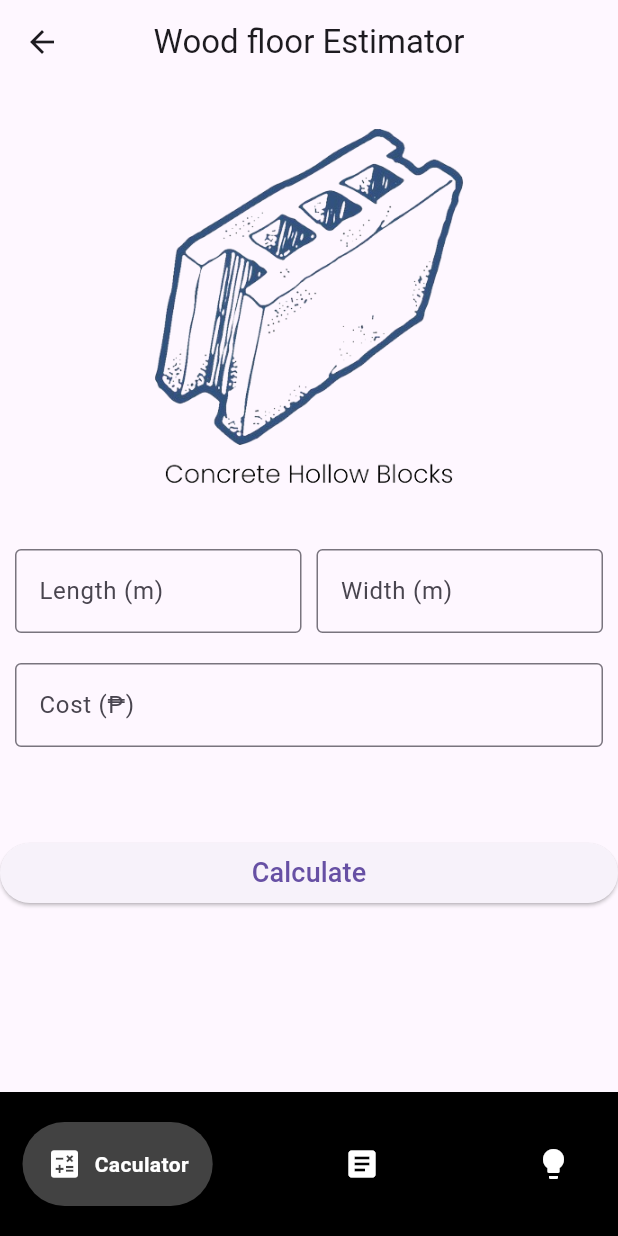
After one commit to Kazuto-dev/thesismob, a Flutter app: the woodFloorPages screen opened by its route, after a tap on "Calculate", on a phone screen of 412 x 824 dp. The commit adds this screen. Run offline on Flutter 3.47's test engine with Material 3 defaults, Android fonts, the phone set to English and light mode, and no system bars; drawn by our look-alikes of google_nav_bar; missing offline and left inert: googleapis, gsheets; key blocks and very long unbroken strings in the code were emptied for the run.

Commit message:
changes 17/01/24 [minor updates]

```diff
--- a/lib/frames/Mains/Architectural.dart
+++ b/lib/frames/Mains/Architectural.dart
@@ -5,7 +5,7 @@ import 'package:flutter/material.dart';
 List<String> architecturalMaterials = [
   "Paint",
   "Foam Insulation",
-  "Material 3",
+  "Wood Floor",
   "Material 4",
 ];
 
@@ -41,8 +41,8 @@ class architectural extends StatelessWidget {
                 Navigator.pushNamed(context, '/insulationPages');
                 //
                 break;
-              case "Tiles":
-                Navigator.pushNamed(context, '/tiles');
+              case "Wood Floor":
+                Navigator.pushNamed(context, '/woodfloorPages');
                 break;
               case "Roof":
                 Navigator.pushNamed(context, '/roof');
--- /dev/null
+++ b/lib/frames/woodFloor/woodfloor.dart
@@ -0,0 +1,147 @@
+import 'package:flutter/material.dart';
+import 'package:google_nav_bar/google_nav_bar.dart';
+import 'package:thesismob/frames/Mains/calculationHistory.dart';
+import 'package:thesismob/frames/Mains/historyClass.dart';
+
+class woodFloor extends StatefulWidget {
+  const woodFloor({Key? key}) : super(key: key);
+
+  @override
+  State<woodFloor> createState() => _woodFloorState();
+}
+
+class _woodFloorState extends State<woodFloor> {
+  TextEditingController lengthController = TextEditingController();
+  TextEditingController widthController = TextEditingController();
+  TextEditingController costController = TextEditingController();
+  @override
+  Widget build(BuildContext context) {
+    return Scaffold(
+      appBar: AppBar(
+        title: Text("Wood floor Estimator"),
+        centerTitle: true,
+        leading: IconButton(
+          icon: Icon(Icons.arrow_back),
+          onPressed: () {
+            Navigator.pushNamed(context, '/arch');
+          },
+        ),
+      ),
+      body: SingleChildScrollView(
+        child: Center(
+          child: Column(
+            mainAxisAlignment: MainAxisAlignment.start,
+            children: [
+              Image.asset(
+                'lib/assets/logos/Logo4.png',
+                width: 300,
+                height: 300,
+                fit: BoxFit.cover,
+              ),
+              Padding(
+                padding: EdgeInsets.all(10.0),
+                child: Row(
+                  children: [
+                    Expanded(
+                      child: TextField(
+                        controller: lengthController,
+                        keyboardType: TextInputType.number,
+                        decoration: InputDecoration(
+                          border: OutlineInputBorder(),
+                          labelText: 'Length (m)',
+                          hintText: "Enter Length (m)",
+                        ),
+                      ),
+                    ),
+                    SizedBox(width: 10),
+                    Expanded(
+                      child: TextField(
+                        controller: widthController,
+                        keyboardType: TextInputType.number,
+                        decoration: InputDecoration(
+                          border: OutlineInputBorder(),
+                          labelText: "Width (m)",
+                          hintText: "Enter Width (m)",
+                        ),
+                      ),
+                    ),
+                  ],
+                ),
+              ),
+              Padding(
+                padding: EdgeInsets.all(10.0),
+                child: Row(
+                  children: [
+                    Expanded(
+                      child: TextField(
+                        controller: costController,
+                        keyboardType: TextInputType.number,
+                        decoration: InputDecoration(
+                          border: OutlineInputBorder(),
+                          labelText: 'Cost (₱)',
+                          hintText: "Enter Cost (₱)",
+                        ),
+                      ),
+                    ),
+                  ],
+                ),
+              ),
+              Container(
+                margin: EdgeInsets.only(top: 50.0),
+                child: ElevatedButton(
+                  onPressed: () {
+                    double calculate() {
+                      double length = double.parse(lengthController.text);
+                      double width = double.parse(widthController.text);
+                      double cost = double.parse(costController.text);
+
+                      double area = length * width;
+                      print("Area: $area");
+
+                      // Round up to the nearest whole number for the CHB needed
+                      double totalcost = area * cost;
+                      print("Area: $totalcost");
+
+                      CalculationHistoryEntry entry = CalculationHistoryEntry(
+                        date: DateTime.now(),
+                        calculatorType: "Flooring Estimator",
+                        material: "Wood Flooring",
+                        area: area.toString() + "m²",
+                        quantity: totalcost.toString() + "₱",
+                      );
+
+                      CalculationHistory.addEntry(entry);
+
+                      // Navigate to the output page with the calculated values
+                      Navigator.pushNamed(
+                        context,
+                        '/woodfloorOutput',
+                        arguments: {'area': area, 'totalcost': totalcost},
+                      );
+
+                      return area;
+                    }
+
+                    // Call the calculate function
+                    calculate();
+                  },
+                  child: Container(
+                    width: double.infinity,
+                    child: Center(
+                      child: Text(
+                        'Calculate',
+                        style: TextStyle(
+                          fontSize: 18.0,
+                        ),
+                      ),
+                    ),
+                  ),
+                ),
+              ),
+            ],
+          ),
+        ),
+      ),
+    );
+  }
+}
--- /dev/null
+++ b/lib/frames/woodFloor/woodfloorPages.dart
@@ -0,0 +1,61 @@
+// ignore_for_file: prefer_const_constructors, prefer_const_literals_to_create_immutables, prefer_final_fields, unused_import
+
+import 'package:flutter/material.dart';
+import 'package:google_nav_bar/google_nav_bar.dart';
+import 'package:thesismob/frames/woodFloor/woodfloor.dart';
+import 'package:thesismob/frames/woodFloor/woodfloorDef.dart';
+import 'package:thesismob/frames/woodFloor/woodfloorSol.dart';
+
+class woodFloorPages extends StatefulWidget {
+  const woodFloorPages({Key? key}) : super(key: key);
+
+  @override
+  _pagesState createState() => _pagesState();
+}
+
+class _pagesState extends State<woodFloorPages> {
+  int _selectedIndex = 0;
+
+  void _navigateBot(int index) {
+    setState(() {
+      _selectedIndex = index;
+    });
+  }
+
+  final List<Widget> pages = [
+    woodFloor(),
+    woodFloorDef(),
+    woodFloorSol(),
+  ];
+
+  @override
+  Widget build(BuildContext context) {
+    return Scaffold(
+      body: pages[_selectedIndex],
+      bottomNavigationBar: Container(
+        color: Colors.black,
+        child: Padding(
+          padding: const EdgeInsets.symmetric(
+            horizontal: 15.0,
+            vertical: 20.0,
+          ),
+          child: GNav(
+            backgroundColor: Colors.black,
+            color: Colors.white,
+            activeColor: Colors.white,
+            tabBackgroundColor: Colors.grey.shade800,
+            gap: 8,
+            selectedIndex: _selectedIndex,
+            onTabChange: _navigateBot,
+            padding: EdgeInsets.all(16),
+            tabs: [
+              GButton(icon: Icons.calculate, text: 'Caculator'),
+              GButton(icon: Icons.article, text: 'Definition'),
+              GButton(icon: Icons.lightbulb, text: 'Solution'),
+            ],
+          ),
+        ),
+      ),
+    );
+  }
+}
```
Also changed, not shown: lib/frames/woodFloor/woodfloorDef.dart (added, +19 -0 lines), lib/frames/woodFloor/woodfloorOutput.dart (added, +157 -0 lines), lib/frames/woodFloor/woodfloorSol.dart (added, +18 -0 lines), lib/main.dart (+12 -0 lines).
